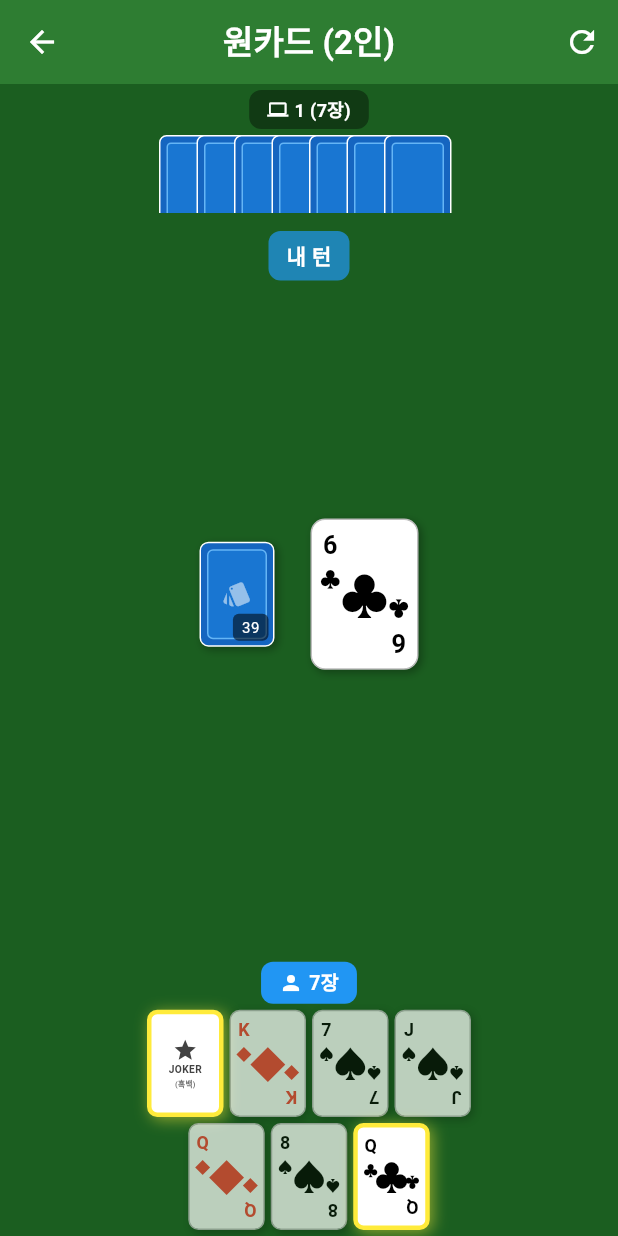
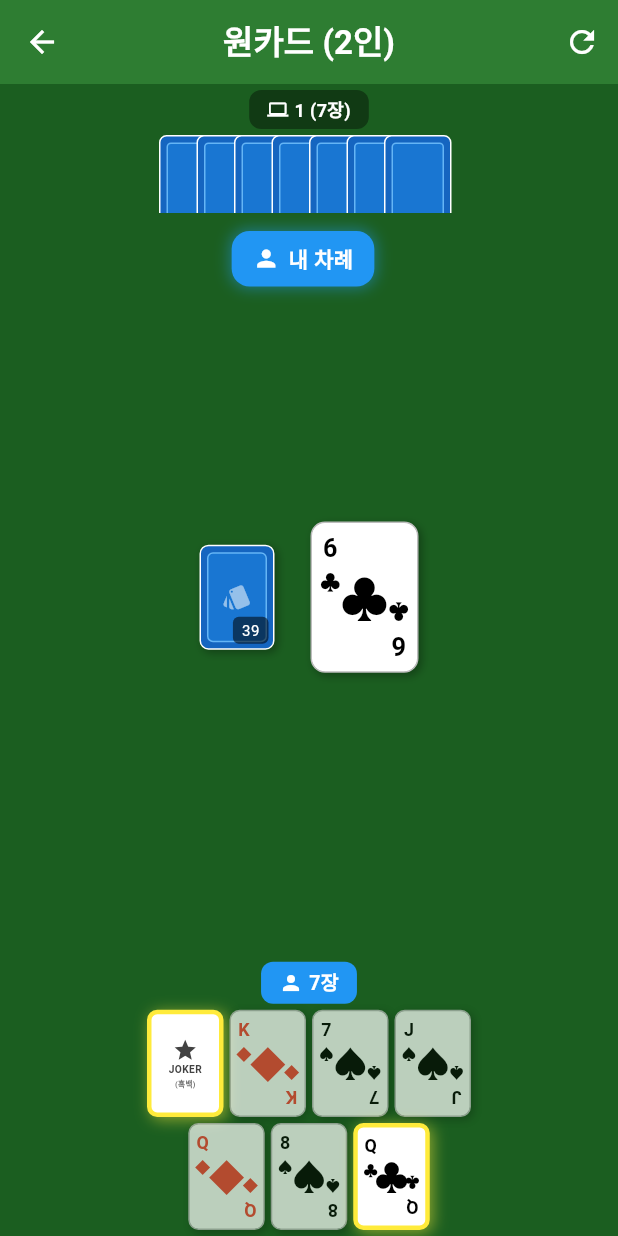
Before and after one commit to mhpark03/games, a Flutter app: the OneCardScreen screen opened directly, on a phone screen of 412 x 824 dp. Run offline on Flutter 3.47's test engine with Material 3 defaults, Android fonts, the phone set to English and light mode, and no system bars; our stand-ins replace shared_preferences; accounts and stored records are empty.

Commit message:
원카드: 현재 차례 표시 개선
- 항상 표시되는 눈에 띄는 턴 표시 추가
- 내 차례: 파란색 배경 + 사람 아이콘
- 상대 차례: 주황색 배경 + 컴퓨터 아이콘
- 3/4인용에서 누구 차례인지 명확하게 표시
- 중복 턴 표시 제거

```diff
--- a/lib/games/onecard/onecard_screen.dart
+++ b/lib/games/onecard/onecard_screen.dart
@@ -1663,20 +1663,6 @@ class _OneCardScreenState extends State<OneCardScreen> with TickerProviderStateM
                 ],
               ),
             ),
-          if (playerCount > 2) const SizedBox(width: 12),
-          // 턴 표시 (2인용에서만)
-          if (playerCount == 2)
-            Container(
-              padding: const EdgeInsets.symmetric(horizontal: 10, vertical: 4),
-              decoration: BoxDecoration(
-                color: isPlayerTurn ? Colors.blue.withValues(alpha: 0.7) : Colors.orange.withValues(alpha: 0.7),
-                borderRadius: BorderRadius.circular(8),
-              ),
-              child: Text(
-                isPlayerTurn ? '내 턴' : '상대 턴',
-                style: const TextStyle(color: Colors.white, fontWeight: FontWeight.bold, fontSize: 13),
-              ),
-            ),
         ],
       ),
     );
@@ -1805,6 +1791,41 @@ class _OneCardScreenState extends State<OneCardScreen> with TickerProviderStateM
       child: Row(
         mainAxisAlignment: MainAxisAlignment.center,
         children: [
+          // 현재 턴 표시 (항상 표시)
+          Container(
+            padding: const EdgeInsets.symmetric(horizontal: 14, vertical: 8),
+            decoration: BoxDecoration(
+              color: isPlayerTurn ? Colors.blue : Colors.orange,
+              borderRadius: BorderRadius.circular(12),
+              boxShadow: [
+                BoxShadow(
+                  color: (isPlayerTurn ? Colors.blue : Colors.orange).withValues(alpha: 0.5),
+                  blurRadius: 8,
+                  spreadRadius: 1,
+                ),
+              ],
+            ),
+            child: Row(
+              mainAxisSize: MainAxisSize.min,
+              children: [
+                Icon(
+                  isPlayerTurn ? Icons.person : Icons.computer,
+                  color: Colors.white,
+                  size: 18,
+                ),
+                const SizedBox(width: 6),
+                Text(
+                  isPlayerTurn ? '내 차례' : (playerCount == 2 ? '상대 차례' : '${_getPlayerName(currentTurn)} 차례'),
+                  style: const TextStyle(
+                    color: Colors.white,
+                    fontWeight: FontWeight.bold,
+                    fontSize: 14,
+                  ),
+                ),
+              ],
+            ),
+          ),
+          const SizedBox(width: 8),
           // 공격 스택
           if (attackStack > 0)
             Container(
@@ -1851,7 +1872,7 @@ class _OneCardScreenState extends State<OneCardScreen> with TickerProviderStateM
               decoration: BoxDecoration(
                 color: turnDirection == 1
                     ? Colors.teal.withValues(alpha: 0.7)
-                    : Colors.orange.withValues(alpha: 0.7),
+                    : Colors.grey.withValues(alpha: 0.7),
                 borderRadius: BorderRadius.circular(8),
               ),
               child: Row(
@@ -1868,19 +1889,6 @@ class _OneCardScreenState extends State<OneCardScreen> with TickerProviderStateM
                     style: const TextStyle(color: Colors.white, fontWeight: FontWeight.bold, fontSize: 12),
                   ),
                 ],
-              ),
-            ),
-          // 턴 표시 (2인용에서만)
-          if (playerCount == 2)
-            Container(
-              padding: const EdgeInsets.symmetric(horizontal: 12, vertical: 6),
-              decoration: BoxDecoration(
-                color: isPlayerTurn ? Colors.blue.withValues(alpha: 0.7) : Colors.orange.withValues(alpha: 0.7),
-                borderRadius: BorderRadius.circular(8),
-              ),
-              child: Text(
-                isPlayerTurn ? '내 턴' : '상대 턴',
-                style: const TextStyle(color: Colors.white, fontWeight: FontWeight.bold),
               ),
             ),
         ],
```
